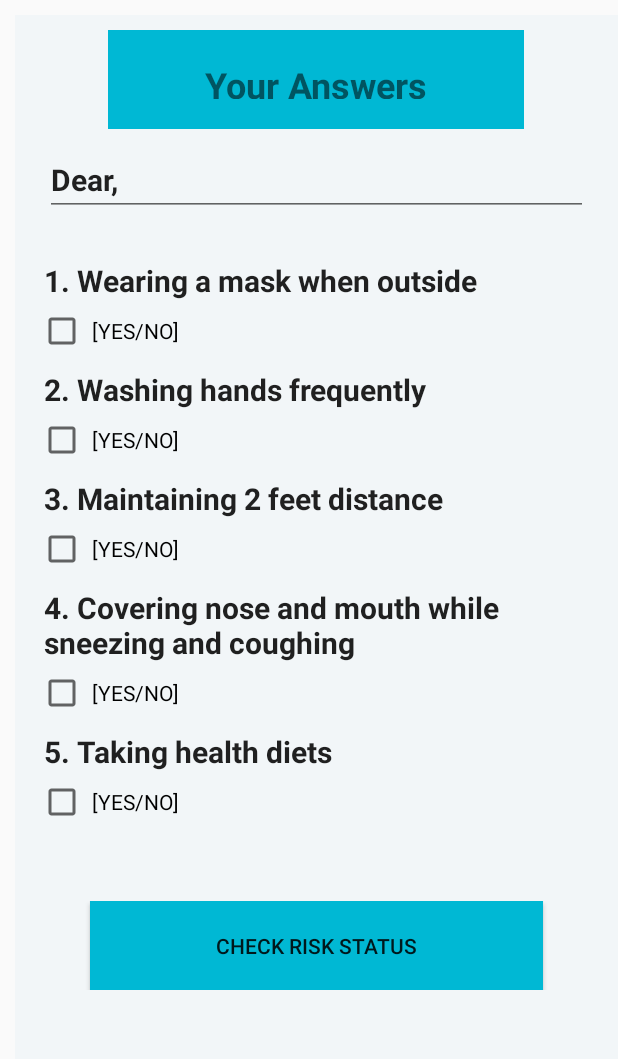
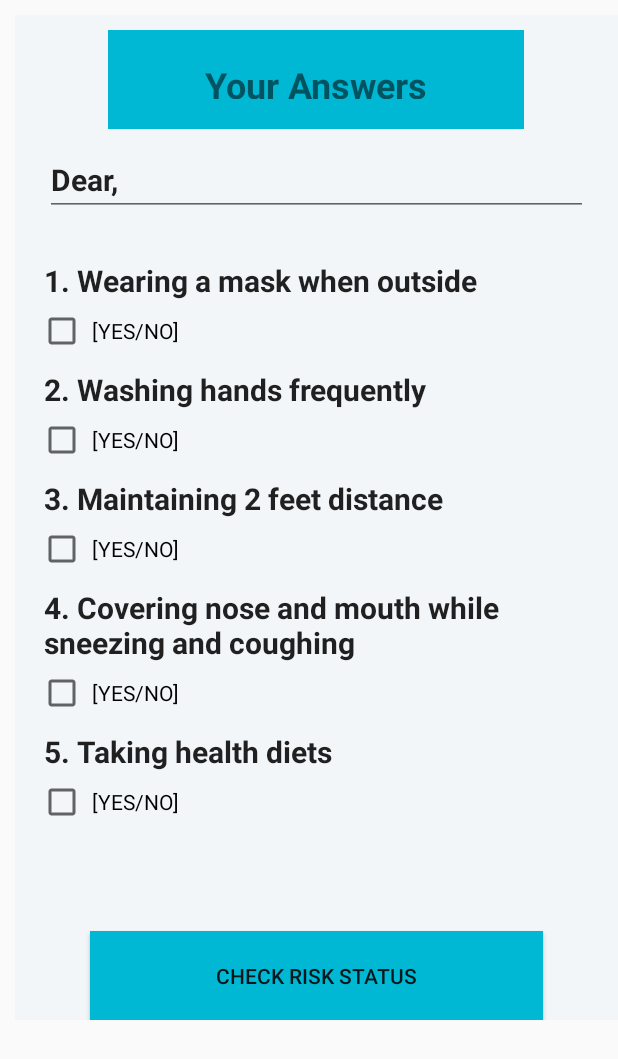
Before and after one commit to Mobile-Computing-Winter-2021/assignment0-pradeep20036, an Android app: the screen it shows after launch (SecondActivity), after a tap on "SUBMIT", on a phone screen of 412 x 824 dp. Shown: the top 1059 px of the screen. Run offline under Robolectric (Android 15) with nearby library versions, the phone set to English and light mode, and no system bars; Roboto replaces fonts that are not available here.

Commit message:
Rotation is robust Now

```diff
--- a/app/src/main/res/layout/activity_second.xml
+++ b/app/src/main/res/layout/activity_second.xml
@@ -1,7 +1,12 @@
 <?xml version="1.0" encoding="utf-8"?>
-<LinearLayout xmlns:android="http://schemas.android.com/apk/res/android"
-    xmlns:app="http://schemas.android.com/apk/res-auto"
-    xmlns:tools="http://schemas.android.com/tools"
+
+<ScrollView xmlns:tools="http://schemas.android.com/tools"
+    android:layout_width="match_parent"
+    android:layout_height="match_parent"
+    xmlns:android="http://schemas.android.com/apk/res/android"
+    xmlns:app="http://schemas.android.com/apk/res-auto">
+
+<LinearLayout
     android:layout_width="match_parent"
     android:layout_height="match_parent"
     android:layout_marginLeft="10dp"
@@ -163,6 +168,7 @@
         android:layout_width="wrap_content"
         android:layout_height="wrap_content"
         android:layout_marginLeft="50dp"
+        android:layout_marginTop="20dp"
         android:layout_marginRight="50dp"
         android:layout_weight="1"
         android:background="#00B8D4"
@@ -181,3 +187,5 @@
 
 
 </LinearLayout>
+
+</ScrollView>
```
Also changed, not shown: app/src/main/java/com/example/helloworld/MainActivity.java (+37 -5 lines), app/src/main/res/layout/activity_main.xml (+6 -2 lines).
